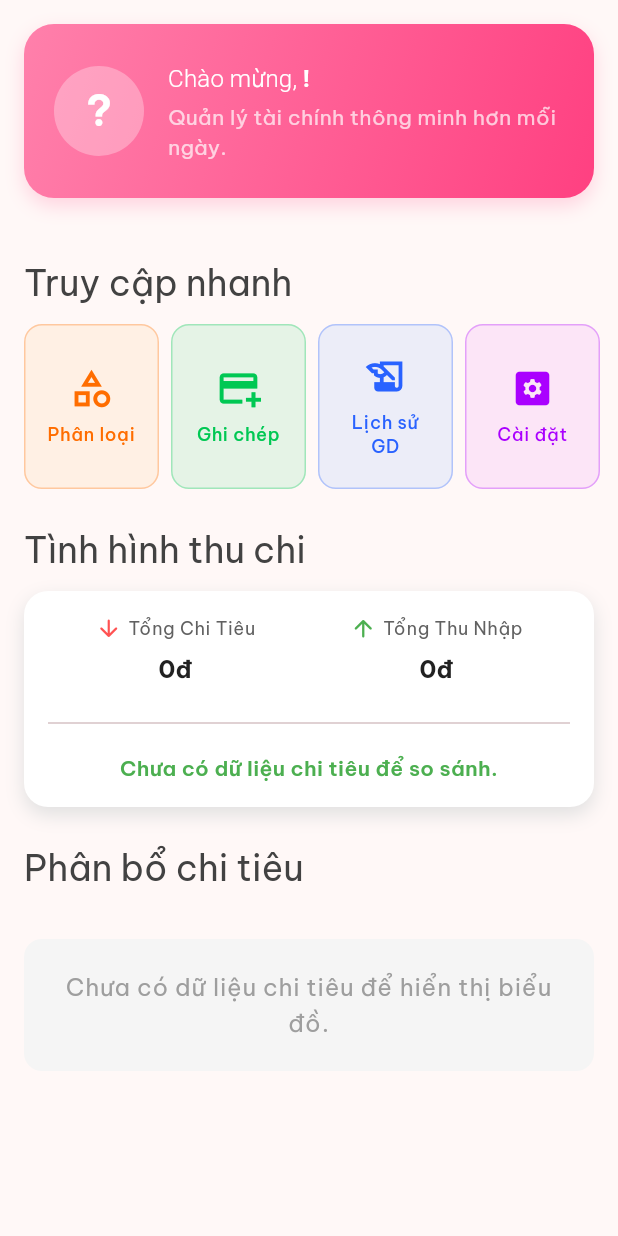
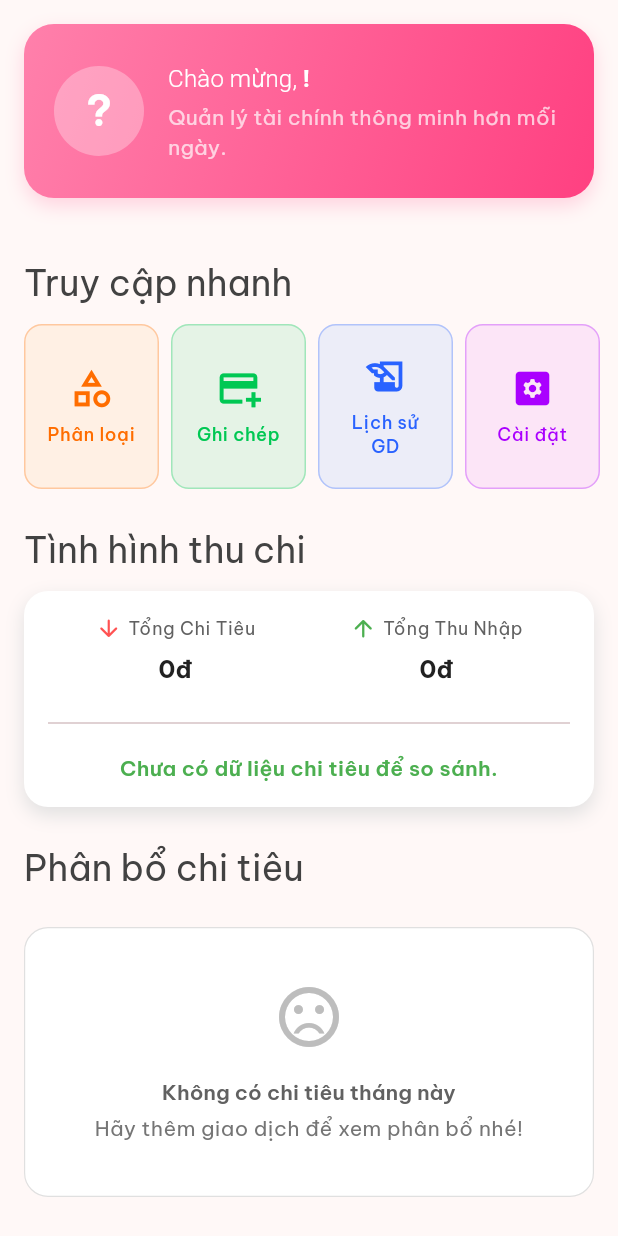
Before and after one commit to viensonlxag/Mobileappproject, a Flutter app: the _HomeContent widget shown alone on an empty page, opened directly, on a phone screen of 412 x 824 dp. Run offline on Flutter 3.47's test engine with Material 3 defaults, Android fonts, the phone set to English and light mode, and no system bars; our stand-ins replace cloud_firestore, firebase_auth, firebase_core, fl_chart, flutter_local_notifications, google_fonts and 2 more; accounts and stored records are empty.

Commit message:
add fl_chart for chart, improve home_screen_UI

```diff
--- a/lib/screens/home_screen.dart
+++ b/lib/screens/home_screen.dart
@@ -1,13 +1,20 @@
 import 'package:flutter/material.dart';
 import 'package:provider/provider.dart';
-import 'package:pie_chart/pie_chart.dart';
+import 'package:fl_chart/fl_chart.dart'; // Đã chuyển sang fl_chart
+import 'package:intl/intl.dart';
 
 import '../providers/app_provider.dart';
 import '../routes.dart';
 import '../screens/history_screen.dart';
 import '../screens/settings_screen.dart';
+import '../utils/category_helper.dart';
 
-// Widget mới cho logo chữ "S" cách điệu
+// _StylizedSLogo, HomeScreen, _HomeScreenState, PlaceholderWidget, _HomeContent,
+// _SectionTitle, _WelcomeBanner, _QuickActionsSection, _QuickActionItem,
+// _OverviewSection, _InfoCard giữ nguyên như phiên bản trước.
+// Nội dung của các widget đó sẽ không được lặp lại ở đây để tiết kiệm không gian.
+// Chỉ phần _CategoryPieChartSection được sửa đổi hoàn toàn.
+
 class _StylizedSLogo extends StatelessWidget {
   final Color backgroundColor;
   final Color textColor;
@@ -24,7 +31,6 @@ class _StylizedSLogo extends StatelessWidget {
   @override
   Widget build(BuildContext context) {
     final String? logoFontFamily = Theme.of(context).textTheme.headlineSmall?.fontFamily;
-
     return Container(
       width: circleSize,
       height: circleSize,
@@ -57,7 +63,6 @@ class _StylizedSLogo extends StatelessWidget {
 
 class HomeScreen extends StatefulWidget {
   const HomeScreen({super.key});
-
   @override
   State<HomeScreen> createState() => _HomeScreenState();
 }
@@ -68,7 +73,7 @@ class _HomeScreenState extends State<HomeScreen> {
   static final List<Widget> _widgetOptions = <Widget>[
     const _HomeContent(),
     const HistoryScreen(),
-    Container(), // Placeholder cho tab Ghi chép (chỉ điều hướng)
+    Container(),
     const PlaceholderWidget(screenName: 'Ngân sách'),
     const SettingsScreen(),
   ];
@@ -76,7 +81,6 @@ class _HomeScreenState extends State<HomeScreen> {
   void _onItemTapped(int index) {
     if (index == 2) {
       Navigator.pushNamed(context, Routes.addTransaction);
-      // Không setState để không chuyển tab khi chỉ điều hướng
     } else {
       setState(() {
         _selectedIndex = index;
@@ -84,16 +88,13 @@ class _HomeScreenState extends State<HomeScreen> {
     }
   }
 
-  // Hàm xử lý khi nhấn nút back vật lý hoặc cử chỉ back
   Future<bool> _onWillPop() async {
     if (_selectedIndex != 0) {
-      // Nếu không ở tab Tổng quan (index 0), chuyển về tab Tổng quan
       setState(() {
         _selectedIndex = 0;
       });
-      return false; // Ngăn không cho pop route hiện tại (HomeScreen)
+      return false;
     }
-    // Nếu đang ở tab Tổng quan, cho phép hành vi pop mặc định (ví dụ: thoát app nếu đây là route cuối)
     return true;
   }
 
@@ -103,7 +104,6 @@ class _HomeScreenState extends State<HomeScreen> {
     final Color appBarForegroundColor = appBarTheme.foregroundColor ?? Colors.white;
     final String? titleFontFamily = appBarTheme.titleTextStyle?.fontFamily ?? Theme.of(context).textTheme.titleLarge?.fontFamily;
 
-    // Bọc Scaffold bằng WillPopScope
     return WillPopScope(
       onWillPop: _onWillPop,
       child: Scaffold(
@@ -111,7 +111,7 @@ class _HomeScreenState extends State<HomeScreen> {
             ? AppBar(
           backgroundColor: appBarTheme.backgroundColor,
           foregroundColor: appBarForegroundColor,
-          automaticallyImplyLeading: false, // Không tự thêm nút back ở đây
+          automaticallyImplyLeading: false,
           elevation: appBarTheme.elevation,
           title: Row(
             children: [
@@ -146,7 +146,7 @@ class _HomeScreenState extends State<HomeScreen> {
             const SizedBox(width: 8),
           ],
         )
-            : null, // Các tab khác (Sổ GD, Ngân sách, Cài đặt) sẽ có AppBar riêng nếu cần
+            : null,
         body: IndexedStack(
           index: _selectedIndex,
           children: _widgetOptions,
@@ -205,9 +205,6 @@ class _HomeScreenState extends State<HomeScreen> {
   }
 }
 
-// ... (Các widget _HomeContent, _SectionTitle, _WelcomeBanner, etc. giữ nguyên) ...
-// Đảm bảo các widget này không có logic điều hướng back riêng gây xung đột.
-
 class PlaceholderWidget extends StatelessWidget {
   final String screenName;
   const PlaceholderWidget({super.key, required this.screenName});
@@ -242,7 +239,7 @@ class _HomeContent extends StatelessWidget {
             const _OverviewSection(),
             const SizedBox(height: 24),
             const _SectionTitle(title: 'Phân bổ chi tiêu'),
-            const SizedBox(height: 12),
+            const SizedBox(height: 16),
             const _CategoryPieChartSection(),
             const SizedBox(height: 60),
           ],
@@ -546,87 +543,235 @@ class _InfoCard extends StatelessWidget {
   }
 }
 
-class _CategoryPieChartSection extends StatelessWidget {
+// --- WIDGET BIỂU ĐỒ TRÒN SỬ DỤNG FL_CHART (CẢI TIẾN UI THEO MẪU - NHÃN NGOÀI) ---
+class _CategoryPieChartSection extends StatefulWidget {
   const _CategoryPieChartSection();
+
+  @override
+  State<_CategoryPieChartSection> createState() => _CategoryPieChartSectionState();
+}
+
+class _CategoryPieChartSectionState extends State<_CategoryPieChartSection> {
+  int _touchedIndex = -1;
+
+  Widget _buildAdvancedLegendItem(BuildContext context, {
+    required Color color,
+    required String categoryName,
+    required IconData categoryIcon,
+    required double percentage,
+    bool isTouched = false,
+  }) {
+    final textTheme = Theme.of(context).textTheme;
+    final Color baseTextColor = Colors.grey[800]!;
+    final Color touchedColor = color;
+    final Color currentTextColor = isTouched ? touchedColor.withOpacity(0.9) : baseTextColor; // Nhạt hơn chút khi chạm
+    final FontWeight currentFontWeight = isTouched ? FontWeight.bold : FontWeight.w500;
+
+    return Padding(
+      padding: const EdgeInsets.symmetric(vertical: 3.5),
+      child: Row(
+        children: [
+          Container(
+            width: isTouched ? 10 : 8,
+            height: isTouched ? 10 : 8,
+            decoration: BoxDecoration(
+              shape: BoxShape.circle,
+              color: color,
+              border: isTouched ? Border.all(color: color.withOpacity(0.7), width: 1.5) : null,
+            ),
+          ),
+          const SizedBox(width: 8),
+          Icon(categoryIcon, size: 18, color: isTouched ? touchedColor : color.withOpacity(0.8)),
+          const SizedBox(width: 8),
+          Expanded(
+            child: Text(
+              categoryName,
+              style: textTheme.bodySmall?.copyWith(
+                fontWeight: currentFontWeight,
+                color: currentTextColor,
+                fontSize: 11.5, // Kích thước chữ cho tên danh mục
+              ),
+              overflow: TextOverflow.ellipsis,
+              maxLines: 1,
+            ),
+          ),
+          Text(
+            '${percentage.toStringAsFixed(0)}%',
+            style: textTheme.labelSmall?.copyWith(
+              fontWeight: FontWeight.bold,
+              color: isTouched ? touchedColor : Colors.black.withOpacity(0.8),
+              fontSize: isTouched ? 11 : 10, // Kích thước chữ cho %
+            ),
+          ),
+        ],
+      ),
+    );
+  }
 
   @override
   Widget build(BuildContext context) {
     final appProvider = context.watch<AppProvider>();
     final dataMap = appProvider.categoryBreakdown;
+    final textTheme = Theme.of(context).textTheme;
     const TextStyle defaultTextStyle = TextStyle();
 
     if (dataMap.isEmpty) {
       return Container(
-        margin: const EdgeInsets.symmetric(horizontal: 16.0, vertical: 20.0),
+        height: 180,
+        margin: const EdgeInsets.symmetric(horizontal: 16.0, vertical: 8.0),
         padding: const EdgeInsets.all(20),
         decoration: BoxDecoration(
-          color: Colors.grey.shade100,
-          borderRadius: BorderRadius.circular(12),
+            color: Colors.white,
+            borderRadius: BorderRadius.circular(16),
+            border: Border.all(color: Colors.grey.shade300, width: 0.8)
         ),
         child: Center(
-          child: Text(
-            'Chưa có dữ liệu chi tiêu để hiển thị biểu đồ.',
-            style: (Theme.of(context).textTheme.bodyLarge ?? defaultTextStyle.copyWith(fontSize: 16))
-                .copyWith(color: Colors.grey),
-            textAlign: TextAlign.center,
+          child: Column(
+            mainAxisAlignment: MainAxisAlignment.center,
+            children: [
+              Icon(Icons.sentiment_dissatisfied_outlined, size: 48, color: Colors.grey[400]),
+              const SizedBox(height: 16),
+              Text(
+                'Không có chi tiêu tháng này',
+                style: (textTheme.titleSmall ?? defaultTextStyle.copyWith(fontSize: 15)).copyWith(color: Colors.grey[700], fontWeight: FontWeight.w600),
+                textAlign: TextAlign.center,
+              ),
+              const SizedBox(height: 4),
+              Text(
+                'Hãy thêm giao dịch để xem phân bổ nhé!',
+                style: (textTheme.bodyMedium ?? defaultTextStyle.copyWith(fontSize: 13)).copyWith(color: Colors.grey[600]),
+                textAlign: TextAlign.center,
+              ),
+            ],
           ),
         ),
       );
     }
 
-    final List<Color> colorList = [
-      Colors.pinkAccent.shade200,
-      Colors.orangeAccent.shade200,
-      Colors.amber.shade600,
-      Colors.lightGreen.shade400,
-      Colors.blueAccent.shade200,
-      Colors.purpleAccent.shade100,
-      Colors.tealAccent.shade200,
-      Colors.red.shade300,
-    ];
+    final double totalValue = dataMap.values.fold(0.0, (sum, item) => sum + item);
+
+    final sortedEntries = dataMap.entries.toList()
+      ..sort((a, b) => b.value.compareTo(a.value));
+
+    List<PieChartSectionData> pieChartSections = [];
+    final List<Color> sectionColors = sortedEntries.map((entry) {
+      return CategoryHelper.getCategoryColor(entry.key, 'Chi tiêu');
+    }).toList();
+
+    for (int i = 0; i < sortedEntries.length; i++) {
+      final entry = sortedEntries[i];
+      final categoryValue = entry.value;
+      final percentage = totalValue == 0 ? 0.0 : (categoryValue / totalValue) * 100;
+      final Color color = sectionColors[i];
+
+      final bool isTouched = i == _touchedIndex;
+      final double radius = isTouched ? 48.0 : 38.0; // Bán kính khi chạm và không chạm
+      final double titleFontSize = isTouched ? 10.0 : 8.0;
+      // titlePositionPercentageOffset > 1 để đưa ra ngoài.
+      // Giá trị càng lớn, nhãn càng xa tâm.
+      final double titlePosition = 1.2; // Đẩy nhãn ra xa hơn
+
+      pieChartSections.add(
+        PieChartSectionData(
+          color: color,
+          value: categoryValue,
+          title: '${percentage.toStringAsFixed(0)}%',
+          radius: radius,
+          titleStyle: TextStyle(
+            fontSize: titleFontSize,
+            fontWeight: FontWeight.bold,
+            color: Colors.black.withOpacity(0.8), // Màu chữ tối cho dễ đọc
+            shadows: const [Shadow(color: Colors.white70, blurRadius: 1)], // Bóng trắng nhẹ
+          ),
+          showTitle: percentage > 1.5, // Chỉ hiển thị nếu % > 1.5%
+          titlePositionPercentageOffset: titlePosition,
+        ),
+      );
+    }
+
+    const int maxLegendItems = 5;
+    List<MapEntry<String, double>> legendEntriesToShow = sortedEntries.take(maxLegendItems).toList();
 
     return Container(
-      margin: const EdgeInsets.symmetric(horizontal: 16.0, vertical: 20.0),
-      padding: const EdgeInsets.all(16),
+      margin: const EdgeInsets.symmetric(horizontal: 16.0, vertical: 8.0),
+      padding: const EdgeInsets.fromLTRB(12.0, 16.0, 12.0, 16.0), // Điều chỉnh padding
       decoration: BoxDecoration(
         color: Theme.of(context).cardTheme.color ?? Colors.white,
         borderRadius: BorderRadius.circular(16),
-        boxShadow: Theme.of(context).cardTheme.shadowColor != null ?
-        [BoxShadow(color: Theme.of(context).cardTheme.shadowColor!, blurRadius: 8, offset: const Offset(0,4))]
-            : [BoxShadow(color: Colors.grey.shade200, blurRadius: 8, offset: const Offset(0, 4))],
+        boxShadow: [
+          BoxShadow(
+            color: Colors.grey.shade200, // Shadow nhẹ hơn
+            blurRadius: 7,
+            offset: const Offset(0, 3), // Điều chỉnh offset
+          ),
+        ],
       ),
-      child: PieChart(
-        dataMap: dataMap,
-        animationDuration: const Duration(milliseconds: 1000),
-        chartLegendSpacing: 48,
-        chartRadius: MediaQuery.of(context).size.width / 2.8,
-        colorList: colorList,
-        initialAngleInDegree: 0,
-        chartType: ChartType.ring,
-        ringStrokeWidth: 28,
-        centerText: "Chi Tiêu",
-        legendOptions: LegendOptions(
-          showLegendsInRow: false,
-          legendPosition: LegendPosition.right,
-          showLegends: true,
-          legendShape: BoxShape.circle,
-          legendTextStyle: (Theme.of(context).textTheme.bodySmall ?? defaultTextStyle.copyWith(fontSize: 13))
-              .copyWith(fontWeight: FontWeight.w500),
-        ),
-        chartValuesOptions: ChartValuesOptions(
-          showChartValueBackground: false,
-          showChartValues: true,
-          showChartValuesInPercentage: true,
-          showChartValuesOutside: false,
-          decimalPlaces: 1,
-          chartValueStyle: (Theme.of(context).textTheme.labelSmall ?? defaultTextStyle.copyWith(fontSize: 11))
-              .copyWith(
-            color: Colors.white,
-            fontWeight: FontWeight.bold,
+      child: Row(
+        crossAxisAlignment: CrossAxisAlignment.center,
+        children: [
+          Expanded(
+            flex: 5, // Tỷ lệ cho biểu đồ
+            child: AspectRatio(
+              aspectRatio: 0.9, // Điều chỉnh tỷ lệ để biểu đồ cao hơn một chút
+              child: PieChart(
+                PieChartData(
+                  pieTouchData: PieTouchData(
+                    touchCallback: (FlTouchEvent event, pieTouchResponse) {
+                      setState(() {
+                        if (!event.isInterestedForInteractions ||
+                            pieTouchResponse == null ||
+                            pieTouchResponse.touchedSection == null) {
+                          _touchedIndex = -1;
+                          return;
+                        }
+                        _touchedIndex = pieTouchResponse.touchedSection!.touchedSectionIndex;
+                      });
+                    },
+                  ),
+                  borderData: FlBorderData(show: false),
+                  sectionsSpace: 1.5, // Khoảng cách giữa các lát cắt
+                  centerSpaceRadius: 40, // Lỗ ở giữa lớn hơn
+                  sections: pieChartSections,
+                  startDegreeOffset: -90,
+                ),
+                swapAnimationDuration: const Duration(milliseconds: 250),
+                swapAnimationCurve: Curves.easeOutCubic,
+              ),
+            ),
           ),
-        ),
-        gradientList: null,
-        emptyColorGradient: [Colors.grey.shade200],
+          const SizedBox(width: 12), // Giảm khoảng cách
+          Expanded(
+            flex: 5, // Tỷ lệ cho chú giải
+            child: Column(
+              crossAxisAlignment: CrossAxisAlignment.start,
+              mainAxisAlignment: MainAxisAlignment.center, // Căn giữa các mục chú giải
+              children: legendEntriesToShow.asMap().entries.map((indexedEntry) {
+                final index = indexedEntry.key;
+                final entry = indexedEntry.value;
+                final categoryName = entry.key;
+                final categoryValue = entry.value;
+                final percentage = totalValue == 0 ? 0.0 : (categoryValue / totalValue) * 100;
+
+                final categoryDetails = CategoryHelper.getCategoryDetails(categoryName, 'Chi tiêu');
+                final categoryColor = (index < sectionColors.length) ? sectionColors[index] : categoryDetails['color'] as Color;
+                final categoryIcon = categoryDetails['icon'] as IconData;
+
+                if (percentage > 0.1) {
+                  return _buildAdvancedLegendItem(
+                    context,
+                    color: categoryColor,
+                    categoryName: categoryName,
+                    categoryIcon: categoryIcon,
+                    percentage: percentage,
+                    isTouched: index == _touchedIndex,
+                  );
+                } else {
+                  return const SizedBox.shrink();
+                }
+              }).toList(),
+            ),
+          ),
+        ],
       ),
     );
   }
--- a/pubspec.yaml
+++ b/pubspec.yaml
@@ -31,8 +31,10 @@ dependencies:
   # Formatting dates
   intl: ^0.19.0
 
-  # Pie Chart
-  pie_chart: ^5.4.0
+
+
+  # fl_chart for bar, line, and pie charts
+  fl_chart: ^0.68.0
 
   # Shared Preferences
   shared_preferences: ^2.2.3
```
Also changed, not shown: pubspec.lock, 7 other files.
